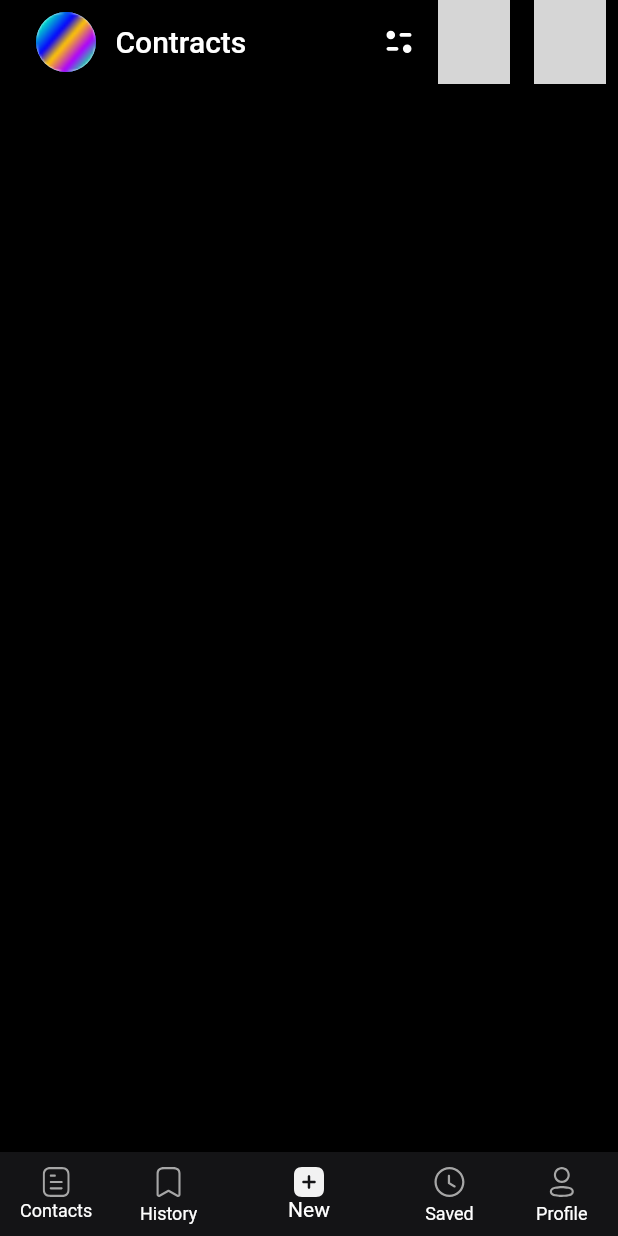
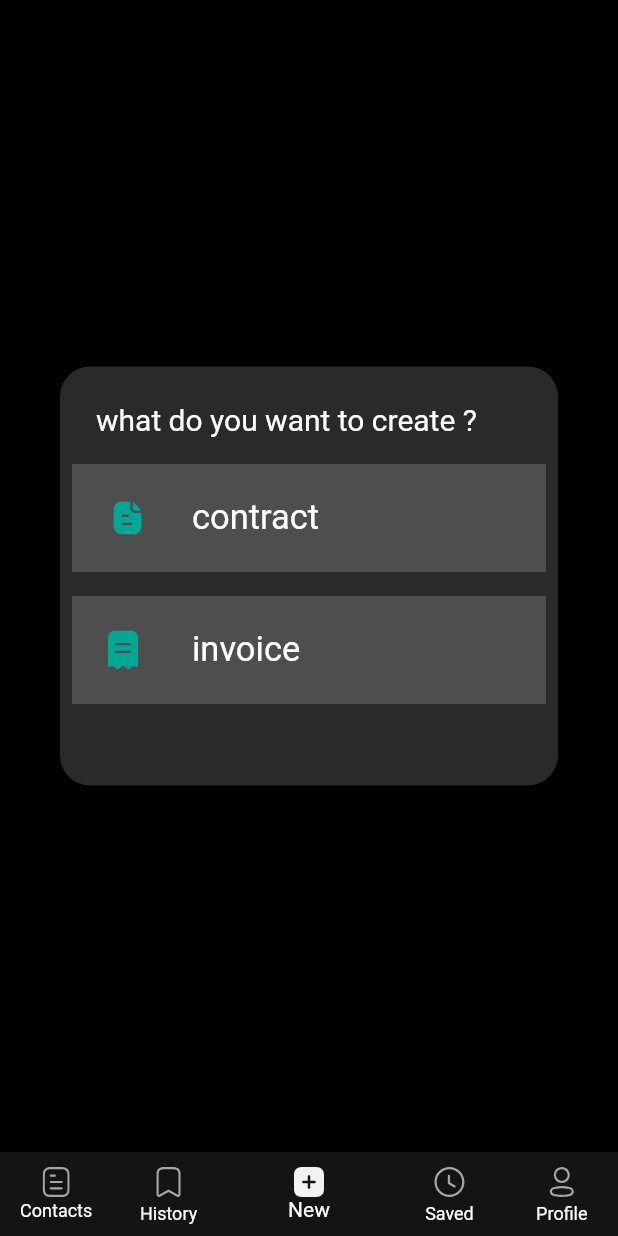
Before and after one commit to theEmris/IBilling_app, a Flutter app: the screen it shows after launch, item 3 of the bottom bar chosen, on a phone screen of 412 x 824 dp. Run offline on Flutter 3.47's test engine with Material 2 defaults, Android fonts, the phone set to English and light mode, and no system bars; our stand-ins replace flutter_bloc, flutter_svg; grey boxes are pictures that could not be loaded.

Commit message:
widgets are gone to the external places

```diff
--- a/lib/screens/history_page.dart
+++ b/lib/screens/history_page.dart
@@ -1,5 +1,5 @@
 import 'package:flutter/material.dart';
-import 'package:yiqilma_app/widgets/appBar.dart';
+import 'package:yiqilma_app/widgets/myAppBars.dart';
 
 class HistoryPage extends StatelessWidget {
   const HistoryPage({ Key? key }) : super(key: key);
@@ -7,7 +7,7 @@ class HistoryPage extends StatelessWidget {
   @override
   Widget build(BuildContext context) {
     return Scaffold(
-         appBar:WidgetAppBar.myAppBar("Contracts"),
+         appBar:myAppBars.myAppBar("Contracts"),
 
 
     );
--- a/lib/screens/new_page.dart
+++ b/lib/screens/new_page.dart
@@ -1,14 +1,68 @@
 import 'package:flutter/material.dart';
-import 'package:yiqilma_app/widgets/appBar.dart';
+import 'package:flutter_svg/svg.dart';
+import 'package:yiqilma_app/size_config.dart';
+import 'package:yiqilma_app/widgets/myAppBars.dart';
 
 class NewPage extends StatelessWidget {
-  const NewPage({ Key? key }) : super(key: key);
+  const NewPage({Key? key}) : super(key: key);
 
   @override
   Widget build(BuildContext context) {
-    return Scaffold(
-          appBar:WidgetAppBar.myAppBar("Contracts"),
+    SizeConfig().init(context);
+    return AlertDialog(
+      shape: RoundedRectangleBorder(
+        borderRadius: BorderRadius.all(Radius.circular(getH(20)))
+      ),
+      titleTextStyle: TextStyle(color: Colors.white,fontSize: 20),
+      backgroundColor: Color(0xFF2A2A2D),
+      title:  Text("what do you want to create ?"),
+      contentPadding: EdgeInsets.only(top: 10),
+      content: Container(
+        width: getW(327),
+        height: getH(220),
+        child: Column(children: [
+        Padding(
+          padding: const EdgeInsets.all(8.0),
+          child: Ink(
+            color: Color(0xff4E4E4E),
+            child: Padding(
+              padding: const EdgeInsets.all(8.0),
+              child: ListTile(
 
+                onTap: (() {
+
+                }),
+                leading: SvgPicture.asset("assets/Paper.svg"),
+                title: Text("contract",style: TextStyle(color: Colors.white,fontSize: 23),),
+              ),
+            ),
+          ),
+        ),
+
+        Padding(
+          padding: const EdgeInsets.all(8.0),
+          child: Ink(
+            color: Color(0xff4E4E4E),
+            child: Padding(
+              padding: const EdgeInsets.all(8.0),
+              child: ListTile(
+
+                onTap: (() {
+
+                }),
+                leading: SvgPicture.asset("assets/Vector.svg"),
+                title: Text("invoice",style: TextStyle(color: Colors.white, fontSize: 23),),
+              ),
+            ),
+          ),
+        ),
+
+
+      ],
+
+
+      ),
+      ),
 
     );
   }
--- a/lib/screens/saved_page.dart
+++ b/lib/screens/saved_page.dart
@@ -1,5 +1,5 @@
 import 'package:flutter/material.dart';
-import 'package:yiqilma_app/widgets/appBar.dart';
+import 'package:yiqilma_app/widgets/myAppBars.dart';
 
 class SavedPage extends StatelessWidget {
   const SavedPage({ Key? key }) : super(key: key);
@@ -8,7 +8,7 @@ class SavedPage extends StatelessWidget {
   Widget build(BuildContext context) {
     return Scaffold
     (
-     appBar:WidgetAppBar.myAppBar("Contracts"),
+     appBar:myAppBars.myAppBar("Contracts"),
 
     );
   }
--- /dev/null
+++ b/lib/size_config.dart
@@ -0,0 +1,38 @@
+import 'package:flutter/material.dart';
+
+class SizeConfig {
+  static MediaQueryData? _mediaQueryData;
+  static double? screenWidth;
+  static double? screenHeight;
+  static double? defaultSize;
+  static Orientation? orientation;
+
+  void init(BuildContext context) {
+    _mediaQueryData = MediaQuery.of(context);
+    screenWidth = _mediaQueryData!.size.width;
+    screenHeight = _mediaQueryData!.size.height;
+    orientation = _mediaQueryData!.orientation;
+  }
+}
+
+double getH(double inputHeight) {
+  double screenHeight = SizeConfig.screenHeight!;
+  // 812.0 designer ishlatgan height
+  return (inputHeight / 815) * screenHeight;
+}
+
+double getW(double inputWidth) {
+  double screenWidth = SizeConfig.screenWidth!;
+  // 375.0 designer ishlatgan width
+  return (inputWidth / 375) * screenWidth;
+}
+
+class MySizedConfig {
+  static  double getHight(BuildContext context, double inputwidth) {
+    return (inputwidth / 896) * MediaQuery.of(context).size.height;
+  }
+
+  static double getWidth(BuildContext context, double inputwidth) {
+    return (inputwidth / 896) * MediaQuery.of(context).size.width;
+  }
+}
--- a/lib/widgets/appBar.dart
+++ /dev/null
@@ -1,43 +0,0 @@
-import 'package:flutter/material.dart';
-import 'package:flutter_svg/svg.dart';
-import 'package:yiqilma_app/core/constants/UiConstants.dart';
-
-class WidgetAppBar {
-  static myAppBar(String titleName) {
-    return AppBar(
-      backgroundColor: UiContstants.kPrimarycolor(),
-      title: Row(children: [
-
-       Padding(
-         padding: const EdgeInsets.only(right: 13.0 , left: 8.0),
-         child: CircleAvatar(radius: 20,
-         backgroundImage: AssetImage("assets/Ellipse.jpg",)),
-       ),
-
-        Text(titleName)
-      ],),
-      actions: [
-        Padding(
-          padding: const EdgeInsets.symmetric(horizontal: 8.0),
-          child: InkWell(
-            child: SvgPicture.asset("assets/Filter.svg"),
-            onTap: () {
-              print("smile");
-            },
-          ),
-        ),
-        Padding(
-          padding: const EdgeInsets.symmetric(horizontal:8.0),
-          child: SvgPicture.asset("assets/line.svg"),
-        ),
-        Padding(
-          padding: const EdgeInsets.symmetric(horizontal:8.0),
-          child: InkWell(child: SvgPicture.asset("assets/lupa.svg"),
-          onTap: () {
-              print("smile");
-            },),
-        ),
-      ],
-    );
-  }
-}
```
Also changed, not shown: lib/screens/contact_page.dart (+20 -2 lines), lib/screens/create/new_contracts.dart (renamed from lib/screens/profile_page.dart, +4 -5 lines), lib/widgets/myAppBars.dart (added, +68 -0 lines), assets/Paper.svg (added), assets/Vector.svg (added), lib/screens/create/new_invoice.dart (added).
